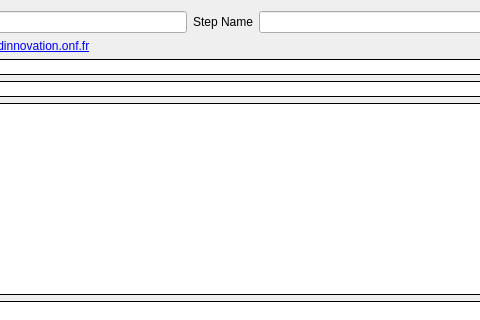
First picture: the form in ComputreeGui/view/MainView/gaboutstepdialog.ui, repository computree/computree-v3, before the edit; both pictures show x 109 to 589 and y 0 to 320 of the 800 by 749 pixel window.
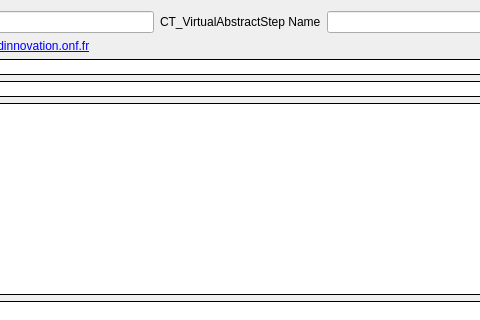
Second picture: the form after the edit.

What changed in the file:
```diff
--- a/ComputreeGui/view/MainView/gaboutstepdialog.ui
+++ b/ComputreeGui/view/MainView/gaboutstepdialog.ui
@@ -67,7 +67,7 @@
       <item>
        <widget class="QLabel" name="label_2">
         <property name="text">
-         <string>Step Name</string>
+         <string>CT_VirtualAbstractStep Name</string>
         </property>
        </widget>
       </item>
```
Left out of the diff: 2 changed lines with no effect on the pictures.
